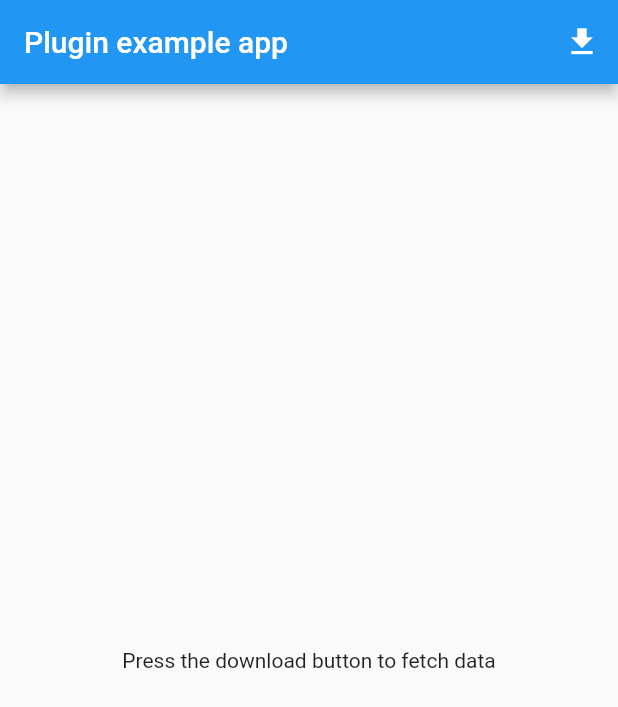
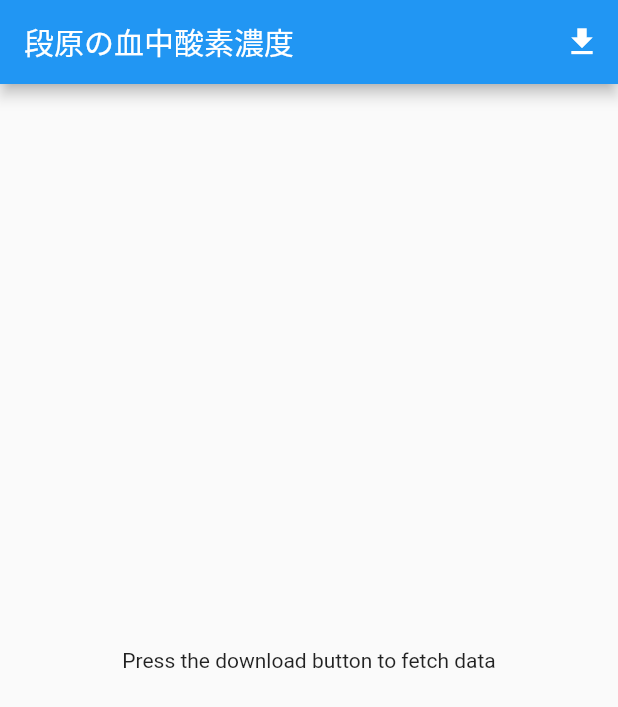
Before and after one commit to mashihara/blood_oxygen, a Flutter app: the screen it shows after launch, on a phone screen of 412 x 824 dp. Shown: the top 707 px of the screen. Run offline on Flutter 3.47's test engine with Material 2 defaults, Android fonts, the phone set to English and light mode, and no system bars; missing offline and left inert: health.

Commit message:
feat: びしゅうせい

```diff
--- a/lib/main.dart
+++ b/lib/main.dart
@@ -144,7 +144,7 @@ class _MyAppState extends State<MyApp> {
     return MaterialApp(
       home: Scaffold(
           appBar: AppBar(
-            title: const Text('Plugin example app'),
+            title: const Text('段原の血中酸素濃度'),
             actions: <Widget>[
               IconButton(
                 icon: Icon(Icons.file_download),
```
